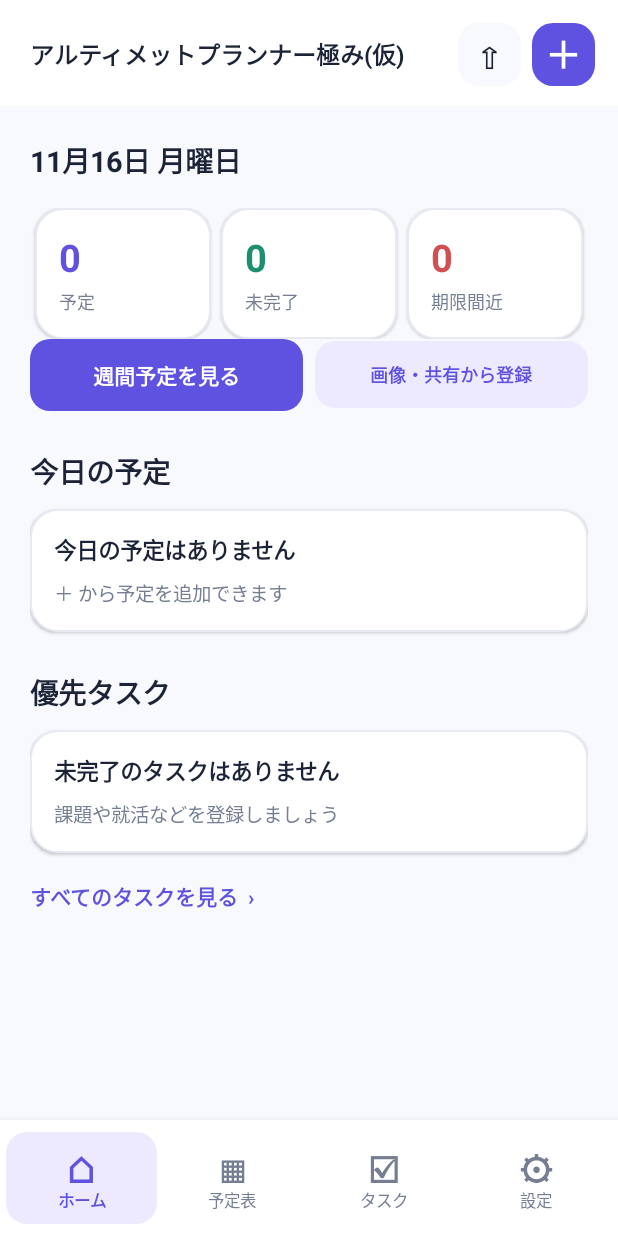
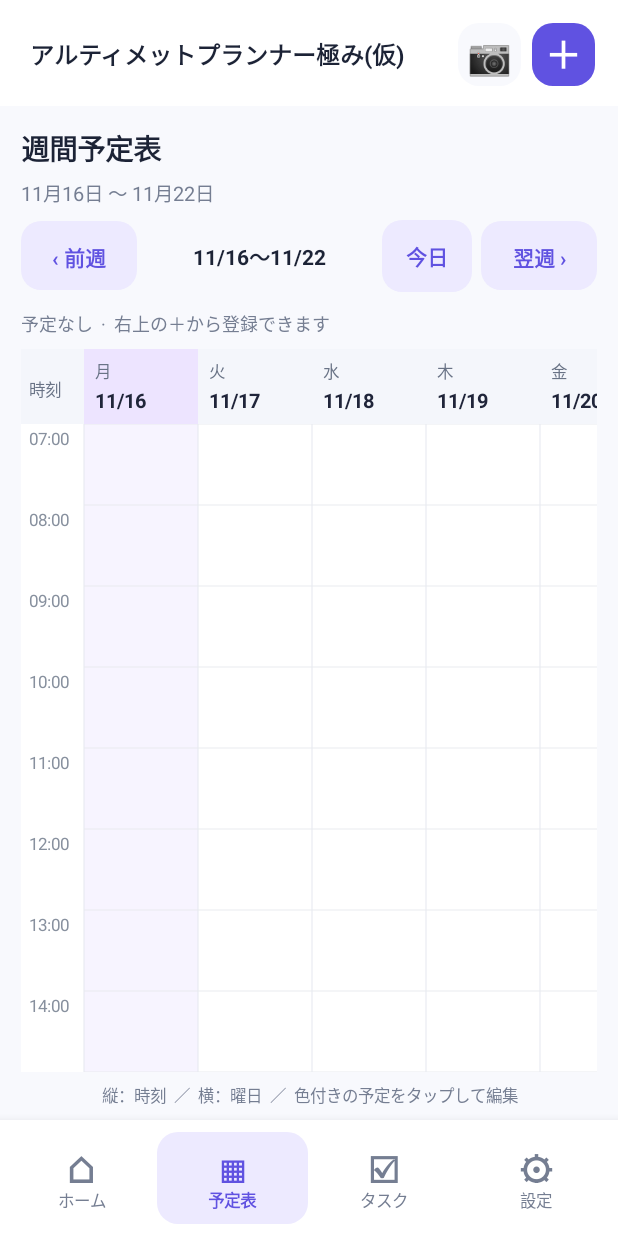
Before and after one commit to mateo-purple/UltimatePlannnerKiwami, an Android app: the screen it shows after launch (MainActivity), on a phone screen of 412 x 824 dp. Run offline under Robolectric (Android 15) with nearby library versions, the phone set to English and light mode, and no system bars.

Commit message:
Ship v7: built-in Firebase sync, faster weekly grid and camera import

```diff
--- a/app/build.gradle
+++ b/app/build.gradle
@@ -10,8 +10,8 @@ android {
         applicationId 'jp.ultimateplanner.kiwami'
         minSdk 26
         targetSdk 34
-        versionCode 1
-        versionName '1.0.0'
+        versionCode 3
+        versionName '1.2.0-camera'
     }
     compileOptions {
         sourceCompatibility JavaVersion.VERSION_17
--- a/app/src/main/AndroidManifest.xml
+++ b/app/src/main/AndroidManifest.xml
@@ -11,6 +11,11 @@
         android:icon="@drawable/ic_app"
         android:theme="@style/Theme.Kiwami"
         android:supportsRtl="true">
+        <provider
+            android:name=".CaptureImageProvider"
+            android:authorities="${applicationId}.capture"
+            android:exported="false"
+            android:grantUriPermissions="true"/>
         <activity android:name=".CloudSyncActivity" android:exported="false" android:windowSoftInputMode="adjustResize"/>
         <activity android:name=".EditEventActivity" android:exported="false" android:windowSoftInputMode="adjustResize"/>
         <activity android:name=".ImportActivity" android:exported="false" android:windowSoftInputMode="adjustResize"/>
--- a/app/src/main/java/jp/ultimateplanner/kiwami/MainActivity.java
+++ b/app/src/main/java/jp/ultimateplanner/kiwami/MainActivity.java
@@ -17,38 +17,63 @@ public class MainActivity extends Activity {
     private final String[] names={"ホーム","予定表","タスク","設定"};
     private final String[] symbols={"⌂","▦","☑","⚙"};
     private LinearLayout root,body,bar;
-    private int page=0;
+    private int page=1; // Start directly on the usable weekly timetable.
     private long selectedDay=TimeUtil.day(System.currentTimeMillis());
     private ScheduleDatabase database;
     private Prefs prefs;
     private List<Entry> entries=new ArrayList<>();
     private AutoPlanner.Plan plan;
-    private final android.os.Handler cloudHandler=new android.os.Handler(android.os.Looper.getMainLooper());
-    private final Runnable periodicCloud=new Runnable(){@Override public void run(){CloudSync.sync(MainActivity.this,false,(message,ok)->{if(ok&&database!=null){refresh();render();}});cloudHandler.postDelayed(this,120000L);}};
+    private boolean firstResume=true;
+    private int calendarScrollY=-1; // Preserved when changing weeks.
 
     @Override public void onCreate(Bundle b){super.onCreate(b);getWindow().setStatusBarColor(Ui.BG);getWindow().setNavigationBarColor(Color.WHITE);getWindow().getDecorView().setSystemUiVisibility(View.SYSTEM_UI_FLAG_LIGHT_STATUS_BAR|View.SYSTEM_UI_FLAG_LIGHT_NAVIGATION_BAR);
         database=new ScheduleDatabase(this);prefs=new Prefs(this);refresh();
-        if(b!=null){page=b.getInt("tab",0);selectedDay=b.getLong("date",selectedDay);}render();requestNotificationPermission();consumeShare(getIntent());}
+        if(b!=null){page=b.getInt("tab",1);selectedDay=b.getLong("date",selectedDay);}render();requestNotificationPermission();consumeShare(getIntent());}
     @Override public void onNewIntent(Intent i){super.onNewIntent(i);setIntent(i);consumeShare(i);}
     @Override public void onSaveInstanceState(Bundle b){b.putInt("tab",page);b.putLong("date",selectedDay);super.onSaveInstanceState(b);}
-    @Override protected void onResume(){super.onResume();if(database!=null){refresh();render();CloudSync.sync(this,false,(message,ok)->{if(ok&&database!=null){refresh();render();}});cloudHandler.removeCallbacks(periodicCloud);cloudHandler.postDelayed(periodicCloud,120000L);}}
-    @Override protected void onPause(){cloudHandler.removeCallbacks(periodicCloud);super.onPause();}
+    @Override protected void onResume(){
+        super.onResume();
+        if(firstResume){firstResume=false;}
+        else if(database!=null){refresh();render();}
+        // No periodic polling, and a no-op cloud sync never rebuilds the UI.
+        CloudSync.syncIfChanged(this,changed->{if(changed>0 && database!=null && !isFinishing()){
+            refresh();render();
+        }});
+    }
     @Override public void onDestroy(){if(database!=null)database.close();super.onDestroy();}
     private void consumeShare(Intent incoming){if(incoming==null||!Intent.ACTION_SEND.equals(incoming.getAction()))return;
         Intent next=new Intent(incoming);next.setClass(this,ImportActivity.class);next.addFlags(Intent.FLAG_GRANT_READ_URI_PERMISSION);startActivity(next);setIntent(new Intent(this,MainActivity.class));}
-    private void refresh(){entries=database.all();plan=AutoPlanner.build(entries,prefs,System.currentTimeMillis(),21);}
-    private void navigate(int next){page=next;render();}
+    private void refresh(){
+        entries=database.all();
+        // The expensive free-slot planner is unnecessary on Settings and Tasks.
+        plan=(page==0||page==1)?AutoPlanner.build(entries,prefs,System.currentTimeMillis(),7):new AutoPlanner.Plan();
+    }
+    private void navigate(int next){page=next;refresh();render();}
     private void addNew(){startActivity(new Intent(this,EditEventActivity.class));}
-    private void importNew(){startActivity(new Intent(this,ImportActivity.class));}
+    private void importNew(){startActivity(new Intent(this,ImportActivity.class).putExtra(ImportActivity.EXTRA_CAPTURE_ON_LAUNCH,true));}
     private void edit(Entry e){startActivity(new Intent(this,EditEventActivity.class).putExtra("id",e.id));}
 
     private void render(){if(root==null){root=Ui.vertical(this);root.setBackgroundColor(Ui.BG);setContentView(root);}root.removeAllViews();
         LinearLayout toolbar=Ui.horizontal(this);Ui.padding(toolbar,20,15,15,13);toolbar.setBackgroundColor(Color.WHITE);
         TextView title=Ui.text(this,"アルティメットプランナー極み(仮)",16,Ui.INK,true);title.setSingleLine(true);title.setEllipsize(TextUtils.TruncateAt.END);toolbar.addView(title,new LinearLayout.LayoutParams(0,-2,1));
-        TextView importBtn=topAction("⇧");importBtn.setContentDescription("予定を取り込む");importBtn.setOnClickListener(v->importNew());toolbar.addView(importBtn,Ui.margin(this,42,42,0,0,7,0));
+        TextView importBtn=topAction("📷");importBtn.setContentDescription("カメラで予定を取り込む");importBtn.setOnClickListener(v->importNew());toolbar.addView(importBtn,Ui.margin(this,42,42,0,0,7,0));
         TextView plus=topAction("＋");plus.setContentDescription("予定を追加する");plus.setTextColor(Color.WHITE);Ui.bg(plus,Ui.PURPLE,14);plus.setOnClickListener(v->addNew());toolbar.addView(plus,Ui.lp(this,42,42));root.addView(toolbar,Ui.lp(this,-1,-2));
-        ScrollView scroll=new ScrollView(this);scroll.setFillViewport(true);scroll.setVerticalScrollBarEnabled(false);body=Ui.vertical(this);Ui.padding(body,20,22,20,30);scroll.addView(body);root.addView(scroll,new LinearLayout.LayoutParams(-1,0,1));
-        if(page==0)home();else if(page==1)calendar();else if(page==2)tasks();else settings();
+        if(page==1){
+            // Dedicated time-grid viewport: avoid a vertical ScrollView nested inside another.
+            body=Ui.vertical(this);
+            Ui.padding(body,14,14,14,0);
+            root.addView(body,new LinearLayout.LayoutParams(-1,0,1));
+            calendar();
+        }else{
+            ScrollView scroll=new ScrollView(this);
+            scroll.setFillViewport(true);
+            scroll.setVerticalScrollBarEnabled(false);
+            body=Ui.vertical(this);
+            Ui.padding(body,20,22,20,30);
+            scroll.addView(body);
+            root.addView(scroll,new LinearLayout.LayoutParams(-1,0,1));
+            if(page==0)home();else if(page==2)tasks();else settings();
+        }
         bottom();}
     private TextView topAction(String s){TextView v=Ui.text(this,s,24,Ui.INK,true);v.setGravity(Gravity.CENTER);Ui.bg(v,Ui.BG,14);return v;}
     private void bottom(){bar=Ui.horizontal(this);bar.setBackground(Ui.shape(this,Ui.WHITE,0));bar.setElevation(Ui.dp(this,10));Ui.padding(bar,4,8,4,8);
@@ -67,7 +92,7 @@ public class MainActivity extends Activity {
         metric(summary,Integer.toString(fixed),"予定",Ui.PURPLE);metric(summary,Integer.toString(task),"未完了",Ui.GREEN);metric(summary,Integer.toString(due),"期限間近",Ui.RED);
         body.addView(summary,Ui.margin(this,-1,-2,0,18,0,0));
         LinearLayout actions=Ui.horizontal(this);TextView schedule=Ui.button(this,"週間予定を見る",true);schedule.setOnClickListener(v->navigate(1));actions.addView(schedule,new LinearLayout.LayoutParams(0,-2,1));
-        TextView intake=Ui.button(this,"画像・共有から登録",false);intake.setTextSize(12);intake.setOnClickListener(v->importNew());actions.addView(intake,Ui.margin(this,0,-2,8,0,0,0));
+        TextView intake=Ui.button(this,"カメラで登録",false);intake.setTextSize(12);intake.setOnClickListener(v->importNew());actions.addView(intake,Ui.margin(this,0,-2,8,0,0,0));
         ((LinearLayout.LayoutParams)intake.getLayoutParams()).width=0;((LinearLayout.LayoutParams)intake.getLayoutParams()).weight=1;
         body.addView(actions,Ui.lp(this,-1,-2));
         Ui.attach(body,Ui.section(this,"今日の予定"),26);
@@ -86,33 +111,60 @@ public class MainActivity extends Activity {
     private void metric(LinearLayout container,String count,String label,int color){LinearLayout card=Ui.card(this);TextView n=Ui.text(this,count,25,color,true);card.addView(n);Ui.attach(card,Ui.text(this,label,12,Ui.MUTED),3);LinearLayout.LayoutParams p=new LinearLayout.LayoutParams(0,-2,1);p.setMargins(Ui.dp(this,3),0,Ui.dp(this,3),0);container.addView(card,p);}
 
     private void calendar(){
-        heading("予定表",TimeUtil.month(selectedDay));
-        LinearLayout controller=Ui.horizontal(this);TextView prev=Ui.button(this,"‹",false);prev.setTextSize(20);prev.setOnClickListener(v->{selectedDay=TimeUtil.plusDay(selectedDay,-7);render();});controller.addView(prev,Ui.lp(this,51,48));
-        TextView month=Ui.text(this,TimeUtil.month(selectedDay),16,Ui.INK,true);month.setGravity(Gravity.CENTER);controller.addView(month,new LinearLayout.LayoutParams(0,-2,1));
-        TextView now=Ui.button(this,"今日",false);now.setOnClickListener(v->{selectedDay=TimeUtil.day(System.currentTimeMillis());render();});controller.addView(now,Ui.margin(this,-2,-2,0,0,8,0));
-        TextView next=Ui.button(this,"›",false);next.setTextSize(20);next.setOnClickListener(v->{selectedDay=TimeUtil.plusDay(selectedDay,7);render();});controller.addView(next,Ui.lp(this,51,48));
-        body.addView(controller,Ui.margin(this,-1,-2,0,18,0,0));
         long monday=TimeUtil.weekStart(selectedDay);
-        List<AutoPlanner.Block> visible=new ArrayList<>();
-        // Build recurring fixed events for the requested week, including weeks outside the planning horizon.
-        AutoPlanner.Plan fixedWeek=AutoPlanner.build(entries,prefs,monday,7);
-        for(AutoPlanner.Block block:fixedWeek.blocks){
-            if(!block.generated)visible.add(block);
+        long sunday=TimeUtil.plusDay(monday,6);
+        heading("週間予定表",TimeUtil.fmt(monday,"M月d日")+" 〜 "+TimeUtil.fmt(sunday,"M月d日"));
+        LinearLayout controller=Ui.horizontal(this);
+        TextView prev=Ui.button(this,"‹ 前週",false);
+        prev.setOnClickListener(v->{selectedDay=TimeUtil.plusDay(selectedDay,-7);render();});
+        controller.addView(prev,Ui.lp(this,77,46));
+        TextView week=Ui.text(this,TimeUtil.fmt(monday,"M/d")+"〜"+TimeUtil.fmt(sunday,"M/d"),14,Ui.INK,true);
+        week.setGravity(Gravity.CENTER);
+        controller.addView(week,new LinearLayout.LayoutParams(0,-2,1));
+        TextView now=Ui.button(this,"今日",false);
+        now.setOnClickListener(v->{selectedDay=TimeUtil.day(System.currentTimeMillis());render();});
+        controller.addView(now,Ui.margin(this,-2,-2,0,0,6,0));
+        TextView next=Ui.button(this,"翌週 ›",false);
+        next.setOnClickListener(v->{selectedDay=TimeUtil.plusDay(selectedDay,7);render();});
+        controller.addView(next,Ui.lp(this,77,46));
+        body.addView(controller,Ui.margin(this,-1,-2,0,8,0,12));
+
+        // Only expand fixed events here. Running the complete automatic planner a
+        // second time for each week switch caused excessive work on the UI thread.
+        List<AutoPlanner.Block> visible=AutoPlanner.fixedBlocks(entries,monday,7);
+        long end=TimeUtil.plusDay(monday,7);
+        for(AutoPlanner.Block block:plan.blocks){
+            if(block.generated && block.start<end && block.end>monday)visible.add(block);
         }
-        // Auto-assigned task sessions always use the current live plan.
-        for(AutoPlanner.Block block:plan.blocks){
-            if(block.generated && block.start>=monday && block.start<TimeUtil.plusDay(monday,7))visible.add(block);
+        if(visible.isEmpty()){
+            TextView hint=Ui.text(this,"予定なし  ·  右上の＋から登録できます",12,Ui.MUTED);
+            body.addView(hint,Ui.margin(this,-1,-2,0,0,0,8));
         }
         HorizontalScrollView horizontal=new HorizontalScrollView(this);
-        horizontal.setHorizontalScrollBarEnabled(false);
-        WeeklyGridView grid=new WeeklyGridView(this,monday,selectedDay,visible,block->edit(block.entry),day->{selectedDay=day;render();});
-        horizontal.addView(grid);
-        body.addView(horizontal,Ui.margin(this,-1,-2,0,12,0,0));
-        horizontal.post(()->horizontal.scrollTo(Math.max(0,Ui.dp(this,grid.columnWidthDp()*(int)((selectedDay-monday)/86400000L)-115)),0));
-        Ui.attach(body,Ui.text(this,"横にスクロールして曜日を移動 · 予定をタップして編集",12,Ui.MUTED),5);
-        LinearLayout legend=Ui.card(this);Ui.attach(legend,Ui.text(this,"紫：自動配置した作業時間",13,Ui.PURPLE,true),0);
-        Ui.attach(legend,Ui.text(this,"固定された予定（授業・バイト・面接など）を避けて、締切の近いタスクから空き時間へ割り振ります。進捗や設定を変えると自動で再計算されます。",13,Ui.MUTED),8);
-        body.addView(legend,Ui.margin(this,-1,-2,0,20,0,0));
+        horizontal.setHorizontalScrollBarEnabled(true);
+        LinearLayout weekContent=Ui.vertical(this);
+        WeeklyHeaderView header=new WeeklyHeaderView(this,monday,selectedDay,day->{selectedDay=day;render();});
+        weekContent.addView(header,Ui.lp(this,-2,WeeklyGridView.HEADER_DP));
+        ScrollView timeScroll=new ScrollView(this);
+        timeScroll.setFillViewport(false);
+        timeScroll.setVerticalScrollBarEnabled(true);
+        timeScroll.setBackgroundColor(Color.WHITE);
+        WeeklyGridView grid=new WeeklyGridView(this,monday,selectedDay,visible,
+            block->edit(block.entry),day->{selectedDay=day;render();});
+        timeScroll.addView(grid,new android.widget.FrameLayout.LayoutParams(-2,-2));
+        timeScroll.setOnScrollChangeListener((v,x,y,oldX,oldY)->calendarScrollY=y);
+        weekContent.addView(timeScroll,new LinearLayout.LayoutParams(-1,0,1));
+        horizontal.addView(weekContent,new android.widget.FrameLayout.LayoutParams(-2,-1));
+        body.addView(horizontal,new LinearLayout.LayoutParams(-1,0,1));
+        final int desired=calendarScrollY>=0?calendarScrollY:Ui.dp(this,7*WeeklyGridView.HOUR_DP);
+        timeScroll.post(()->timeScroll.scrollTo(0,desired));
+        horizontal.post(()->{
+            int selected=(int)((selectedDay-monday)/(86400000L));
+            if(selected>=3)horizontal.scrollTo(Math.max(0,Ui.dp(this,(selected-2)*grid.columnWidthDp())),0);
+        });
+        TextView guidance=Ui.text(this,"縦：時刻  ／  横：曜日  ／  色付きの予定をタップして編集",11,Ui.MUTED);
+        guidance.setGravity(Gravity.CENTER);
+        body.addView(guidance,Ui.margin(this,-1,-2,0,7,0,8));
     }
     private List<AutoPlanner.Block> blocksForDay(long day){List<AutoPlanner.Block> l=new ArrayList<>();long end=TimeUtil.plusDay(day,1);
         for(AutoPlanner.Block b:plan.blocks)if(b.start<end&&b.end>day)l.add(b);l.sort(Comparator.comparingLong(a->a.start));return l;}
@@ -168,7 +220,7 @@ public class MainActivity extends Activity {
         body.addView(notice,Ui.margin(this,-1,-2,0,12,0,0));
         LinearLayout about=Ui.card(this);about.addView(Ui.text(this,"取り込みについて",16,Ui.INK,true));
         Ui.attach(about,Ui.text(this,"画像内の日本語を端末上で読み取ります。eシラバスなどの共有テキスト・画像にも対応します。読み取り完了後、予定として自動登録します。誤認識は登録結果から編集・取り消しできます。ログインが必要なページの自動取得には対応していません。",13,Ui.MUTED),10);
-        TextView importBtn=Ui.button(this,"取り込みを開く",false);importBtn.setOnClickListener(v->importNew());about.addView(importBtn,Ui.margin(this,-1,-2,0,15,0,0));body.addView(about,Ui.margin(this,-1,-2,0,12,0,0));
+        TextView importBtn=Ui.button(this,"カメラで取り込む",false);importBtn.setOnClickListener(v->importNew());about.addView(importBtn,Ui.margin(this,-1,-2,0,15,0,0));body.addView(about,Ui.margin(this,-1,-2,0,12,0,0));
         LinearLayout danger=Ui.card(this);danger.addView(Ui.text(this,"データ管理",16,Ui.INK,true));
         TextView erase=Ui.text(this,"すべての予定とタスクを削除",14,Ui.RED,true);erase.setOnClickListener(v->new AlertDialog.Builder(this).setTitle("すべて削除しますか？").setMessage("復元できません。登録した予定・タスクを消去します。").setNegativeButton("キャンセル",null).setPositiveButton("削除",(d,w)->{database.clear();ReminderScheduler.all(this);refresh();render();}).show());
         danger.addView(erase,Ui.margin(this,-1,-2,0,17,0,4));body.addView(danger,Ui.margin(this,-1,-2,0,12,0,0));
--- a/app/src/main/java/jp/ultimateplanner/kiwami/WeeklyGridView.java
+++ b/app/src/main/java/jp/ultimateplanner/kiwami/WeeklyGridView.java
@@ -20,7 +20,11 @@ public class WeeklyGridView extends View {
     private final DayClick dayClick;
     private final Paint paint=new Paint(Paint.ANTI_ALIAS_FLAG);
     private final List<Hit> hits=new ArrayList<>();
-    private final int gutter=48, col=112, header=56, hour=65;
+    public static final int HEADER_DP=50, HOUR_DP=54, GUTTER_DP=42, COLUMN_DP=76;
+    private final int gutter=GUTTER_DP, col=COLUMN_DP, hour=HOUR_DP;
+    private static final String[] HOURS=new String[24];
+    static { for(int i=0;i<24;i++)HOURS[i]=(i<10?"0":"")+i+":00"; }
+
     private final float density;
     private float downX,downY;
     private static class Hit { RectF rect; AutoPlanner.Block block; Hit(RectF r,AutoPlanner.Block b){rect=r;block=b;} }
@@ -28,28 +32,28 @@ public class WeeklyGridView extends View {
     public WeeklyGridView(Context context,long monday,long selectedDay,List<AutoPlanner.Block> blocks,BlockClick click,DayClick dayClick){
         super(context);this.monday=monday;this.selectedDay=selectedDay;this.blocks=blocks;
         this.blockClick=click;this.dayClick=dayClick;density=getResources().getDisplayMetrics().density;
-        setLayerType(View.LAYER_TYPE_SOFTWARE,null);
+        // Keep the default hardware layer. Software layer allocation for a 24-hour
+        // canvas can cause severe stalls and blank rendering on emulators.
     }
     public int columnWidthDp(){return col;}
     private float dp(float n){return n*density;}
-    @Override protected void onMeasure(int widthSpec,int heightSpec){setMeasuredDimension((int)dp(gutter+7*col),(int)dp(header+24*hour+6));}
+    @Override protected void onMeasure(int widthSpec,int heightSpec){setMeasuredDimension((int)dp(gutter+7*col),(int)dp(24*hour+6));}
     private void fill(Canvas c,int color,float l,float t,float r,float b){paint.setColor(color);paint.setStyle(Paint.Style.FILL);c.drawRect(l,t,r,b,paint);}
     private void line(Canvas c,int color,float x,float y,float xx,float yy){paint.setColor(color);paint.setStrokeWidth(dp(.7f));c.drawLine(x,y,xx,yy,paint);}
     private void text(Canvas c,String str,int color,float size,float x,float y,boolean bold){paint.setColor(color);paint.setStyle(Paint.Style.FILL);paint.setTextSize(dp(size));paint.setTypeface(bold?android.graphics.Typeface.create("sans-serif-medium",0):android.graphics.Typeface.DEFAULT);c.drawText(str,x,y,paint);}
     @Override protected void onDraw(Canvas c){super.onDraw(c);hits.clear();
-        float w=getWidth(),h=getHeight(),head=dp(header),g=dp(gutter),cw=dp(col),hh=dp(hour);
+        float w=getWidth(),h=getHeight(),head=0,g=dp(gutter),cw=dp(col),hh=dp(hour);
         c.drawColor(Color.WHITE);
+        // Selection tint is rendered behind the timetable rather than behind
+        // a giant offscreen software layer.
         for(int d=0;d<7;d++){
             long day=TimeUtil.plusDay(monday,d);float x=g+d*cw;
-            if(day==selectedDay)fill(c,0xfff3efff,x,0,x+cw,h);
-            fill(c,day==selectedDay?0xffede4ff:0xfff8f9fc,x,0,x+cw,head);
-            text(c,TimeUtil.fmt(day,"E"),0xff697386,12,x+dp(12),dp(22),false);
-            text(c,TimeUtil.fmt(day,"M/d"),0xff20253a,16,x+dp(12),dp(44),true);
+            if(day==selectedDay)fill(c,0xfff7f4ff,x,0,x+cw,h);
             line(c,0xffe6e8ef,x,0,x,h);
         }
         for(int t=0;t<=24;t++){
             float y=head+t*hh;line(c,0xffe9ebf0,g,y,w,y);
-            if(t<24)text(c,String.format(java.util.Locale.JAPAN,"%02d:00",t),0xff87909e,11,dp(5),y+dp(14),false);
+            if(t<24)text(c,HOURS[t],0xff87909e,11,dp(5),y+dp(14),false);
         }
         for(AutoPlanner.Block b:blocks){
             for(int d=0;d<7;d++){
@@ -59,13 +63,13 @@ public class WeeklyGridView extends View {
                 float top=head+((from-start)/60000f)/60f*hh;
                 float bottom=head+((to-start)/60000f)/60f*hh;
                 if(bottom-top<dp(6))bottom=top+dp(6);
-                float left=g+d*cw+dp(3),right=g+(d+1)*cw-dp(3);
+                float left=g+d*cw+dp(2),right=g+(d+1)*cw-dp(2);
                 int color=b.generated?0xff7554d8:Ui.categoryColor(b.entry.category);
                 RectF r=new RectF(left,top,right,bottom);
                 paint.setColor(color);paint.setStyle(Paint.Style.FILL);c.drawRoundRect(r,dp(6),dp(6),paint);
                 c.save();c.clipRect(r);
-                text(c,b.entry.title,Color.WHITE,12,left+dp(6),top+dp(17),true);
-                if(bottom-top>dp(37))text(c,TimeUtil.time(b.start)+"–"+TimeUtil.time(b.end),Color.WHITE,10,left+dp(6),top+dp(32),false);
+                text(c,b.entry.title,Color.WHITE,11,left+dp(4),top+dp(15),true);
+                if(bottom-top>dp(33))text(c,TimeUtil.time(b.start),Color.WHITE,10,left+dp(4),top+dp(29),false);
                 c.restore();hits.add(new Hit(r,b));
             }
         }
@@ -75,9 +79,6 @@ public class WeeklyGridView extends View {
         if(e.getAction()==MotionEvent.ACTION_UP){
             if(Math.abs(e.getX()-downX)>dp(12)||Math.abs(e.getY()-downY)>dp(12))return true;
             for(int i=hits.size()-1;i>=0;i--)if(hits.get(i).rect.contains(e.getX(),e.getY())){blockClick.onClick(hits.get(i).block);return true;}
-            if(e.getY()<dp(header)&&e.getX()>=dp(gutter)){
-                int d=Math.min(6,Math.max(0,(int)((e.getX()-dp(gutter))/dp(col))));dayClick.onClick(TimeUtil.plusDay(monday,d));
-            }
             return true;
         }
         return true;
--- /dev/null
+++ b/app/src/main/java/jp/ultimateplanner/kiwami/WeeklyHeaderView.java
@@ -0,0 +1,62 @@
+package jp.ultimateplanner.kiwami;
+
+import android.content.Context;
+import android.graphics.Canvas;
+import android.graphics.Color;
+import android.graphics.Paint;
+import android.graphics.Typeface;
+import android.view.MotionEvent;
+import android.view.View;
+
+/** Sticky day headings, in the same horizontal viewport as the 24-hour grid. */
+public final class WeeklyHeaderView extends View {
+    private final long monday,selectedDay;
+    private final WeeklyGridView.DayClick onDayClick;
+    private final Paint paint=new Paint(Paint.ANTI_ALIAS_FLAG);
+    private final float density;
+    private final String[] names=new String[7],dates=new String[7];
+    private float downX;
+    private float dp(float v){return v*density;}
+    public WeeklyHeaderView(Context c,long monday,long selectedDay,WeeklyGridView.DayClick onDayClick){
+        super(c);this.monday=monday;this.selectedDay=selectedDay;this.onDayClick=onDayClick;
+        density=getResources().getDisplayMetrics().density;
+        for(int day=0;day<7;day++){
+            long date=TimeUtil.plusDay(monday,day);
+            names[day]=TimeUtil.fmt(date,"E");dates[day]=TimeUtil.fmt(date,"M/d");
+        }
+    }
+    @Override protected void onMeasure(int w,int h){
+        setMeasuredDimension((int)dp(WeeklyGridView.GUTTER_DP+7*WeeklyGridView.COLUMN_DP),
+            (int)dp(WeeklyGridView.HEADER_DP));
+    }
+    private void text(Canvas canvas,String value,int color,float size,float x,float y,boolean bold){
+        paint.setColor(color);paint.setTypeface(bold?Typeface.DEFAULT_BOLD:Typeface.DEFAULT);
+        paint.setTextSize(dp(size));paint.setStyle(Paint.Style.FILL);canvas.drawText(value,x,y,paint);
+    }
+    @Override protected void onDraw(Canvas canvas){
+        canvas.drawColor(0xfff4f6fb);
+        float gutter=dp(WeeklyGridView.GUTTER_DP),col=dp(WeeklyGridView.COLUMN_DP);
+        text(canvas,"時刻",0xff697386,11,dp(5),dp(31),false);
+        for(int day=0;day<7;day++){
+            float x=gutter+day*col;
+            paint.setStyle(Paint.Style.FILL);
+            paint.setColor(TimeUtil.plusDay(monday,day)==selectedDay?0xffede4ff:0xfff4f6fb);
+            canvas.drawRect(x,0,x+col,getHeight(),paint);
+            text(canvas,names[day],0xff697386,11,x+dp(7),dp(19),false);
+            text(canvas,dates[day],0xff20253a,13,x+dp(7),dp(39),true);
+        }
+    }
+    @Override public boolean onTouchEvent(MotionEvent e){
+        if(e.getAction()==MotionEvent.ACTION_DOWN){downX=e.getX();return true;}
+        if(e.getAction()==MotionEvent.ACTION_UP){
+            float x=e.getX();
+            if(Math.abs(x-downX)<dp(16) && x>=dp(WeeklyGridView.GUTTER_DP)){
+                int day=(int)((x-dp(WeeklyGridView.GUTTER_DP))/dp(WeeklyGridView.COLUMN_DP));
+                if(day>=0&&day<7){onDayClick.onClick(TimeUtil.plusDay(monday,day));performClick();}
+            }
+            return true;
+        }
+        return true;
+    }
+    @Override public boolean performClick(){super.performClick();return true;}
+}
```
Also changed, not shown: app/src/main/java/jp/ultimateplanner/kiwami/AutoPlanner.java (+30 -23 lines), app/src/main/java/jp/ultimateplanner/kiwami/CaptureImageProvider.java (added, +54 -0 lines), app/src/main/java/jp/ultimateplanner/kiwami/CloudSync.java (+20 -5 lines), app/src/main/java/jp/ultimateplanner/kiwami/CloudSyncActivity.java (+4 -6 lines), app/src/main/java/jp/ultimateplanner/kiwami/FirebaseConfig.java (added, +8 -0 lines), app/src/main/java/jp/ultimateplanner/kiwami/ImportActivity.java (+65 -11 lines), 9 other files.
